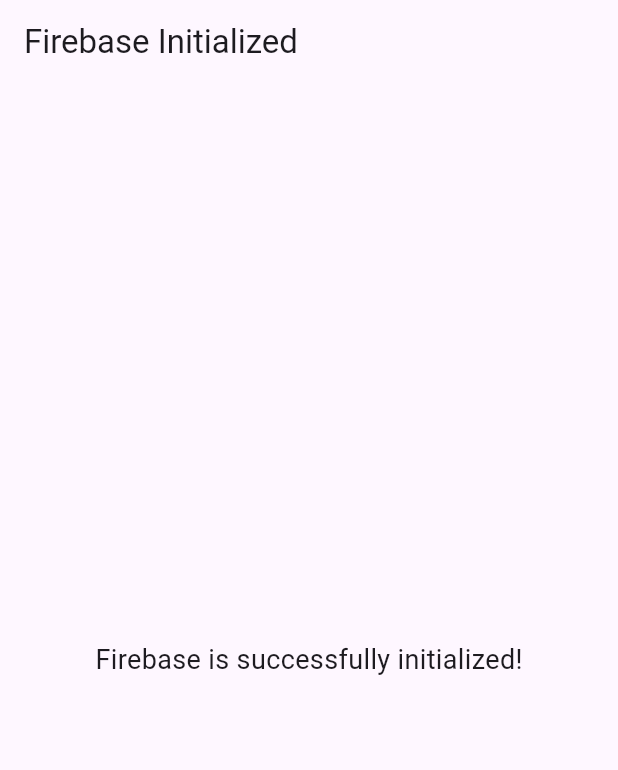
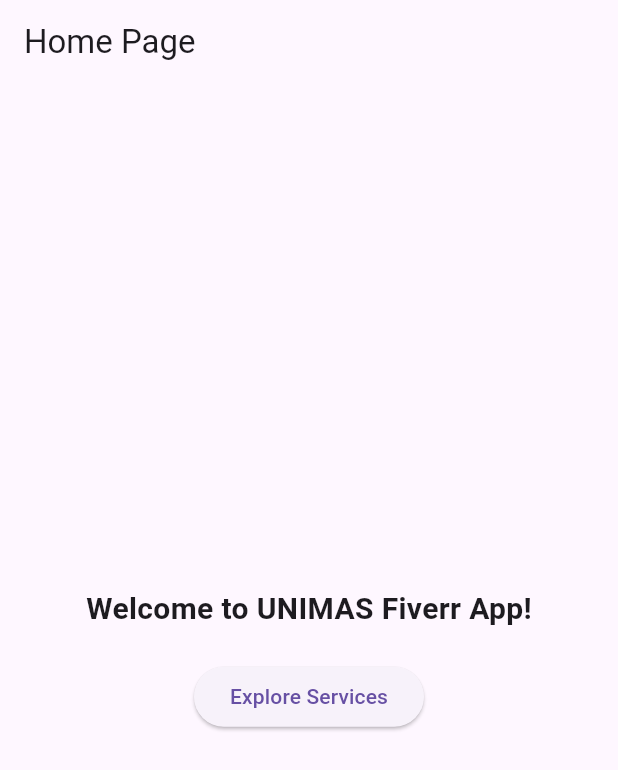
Before and after one commit to Gridiffin/USQ1, a Flutter app: the screen it shows after launch, on a phone screen of 412 x 824 dp. Shown: the top 770 px of the screen. Run offline on Flutter 3.47's test engine with Material 3 defaults, Android fonts, the phone set to English and light mode, and no system bars; our stand-ins replace firebase_core; accounts and stored records are empty.

Commit message:
homescreen add

```diff
--- a/lib/main.dart
+++ b/lib/main.dart
@@ -1,6 +1,7 @@
 import 'package:firebase_core/firebase_core.dart'; // Import Firebase Core
 import 'package:flutter/material.dart';
 import 'firebase_options.dart'; // Import generated Firebase options
+import 'screens/home_screen.dart'; // Import the home screen
 
 void main() async {
   WidgetsFlutterBinding.ensureInitialized(); // Ensures proper initialization
@@ -8,11 +9,12 @@
     options: DefaultFirebaseOptions
         .currentPlatform, // Load the appropriate options for the platform
   );
-  runApp(MyApp()); // Make sure MyApp() is properly defined and called here
+  runApp(MyApp()); // Run the app
 }
 
-// Define the MyApp class
 class MyApp extends StatelessWidget {
+  const MyApp({super.key});
+
   @override
   Widget build(BuildContext context) {
     return MaterialApp(
@@ -20,25 +22,7 @@
       theme: ThemeData(
         primarySwatch: Colors.blue,
       ),
-      home: HomePage(), // Define a basic HomePage
+      home: HomeScreen(), // Updated to use a separated HomeScreen file
     );
   }
 }
-
-// Define the HomePage class for the app's home screen
-class HomePage extends StatelessWidget {
-  @override
-  Widget build(BuildContext context) {
-    return Scaffold(
-      appBar: AppBar(
-        title: Text('Firebase Initialized'),
-      ),
-      body: Center(
-        child: Text(
-          'Firebase is successfully initialized!',
-          style: TextStyle(fontSize: 18),
-        ),
-      ),
-    );
-  }
-}
--- /dev/null
+++ b/lib/screens/home_screen.dart
@@ -0,0 +1,33 @@
+import 'package:flutter/material.dart';
+
+class HomeScreen extends StatelessWidget {
+  const HomeScreen({super.key});
+
+  @override
+  Widget build(BuildContext context) {
+    return Scaffold(
+      appBar: AppBar(
+        title: Text('Home Page'),
+      ),
+      body: Center(
+        child: Column(
+          mainAxisAlignment: MainAxisAlignment.center,
+          children: [
+            Text(
+              'Welcome to UNIMAS Fiverr App!',
+              style: TextStyle(fontSize: 20, fontWeight: FontWeight.bold),
+            ),
+            SizedBox(height: 20),
+            ElevatedButton(
+              onPressed: () {
+                // Placeholder for navigation or functionality
+                print('Explore button pressed');
+              },
+              child: Text('Explore Services'),
+            ),
+          ],
+        ),
+      ),
+    );
+  }
+}
```
